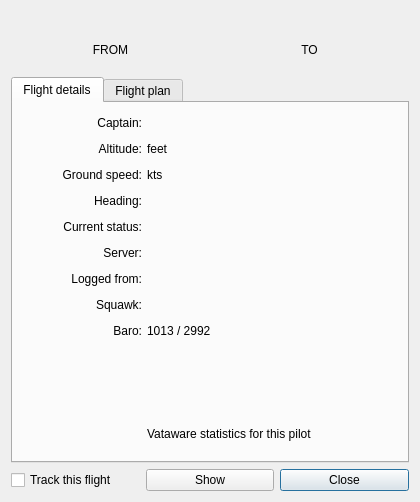
First picture: the form in source/ui/windows/flightdetailswindow.ui, repository Vatsinator/vatsinator-legacy, before the edit.
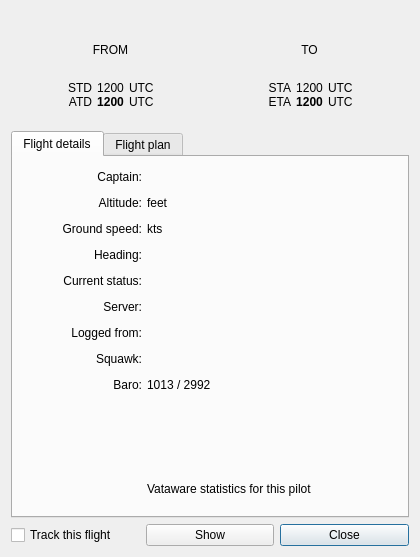
Second picture: the form after the edit. Icons and pictures are not drawn. Custom widgets are drawn as their Qt base class.

Commit message: Added flight times calculation: STD, ATD, STA and ETA.

```diff
--- a/source/ui/windows/flightdetailswindow.ui
+++ b/source/ui/windows/flightdetailswindow.ui
@@ -10,7 +10,7 @@
     <x>0</x>
     <y>0</y>
     <width>420</width>
-    <height>502</height>
+    <height>557</height>
    </rect>
   </property>
   <property name="windowTitle">
@@ -139,8 +139,259 @@
        </item>
       </layout>
      </item>
+     <item>
+      <widget class="QWidget" name="widget_2" native="true">
+       <property name="minimumSize">
+        <size>
+         <width>0</width>
+         <height>10</height>
+        </size>
+       </property>
+      </widget>
+     </item>
+     <item>
+      <layout class="QHBoxLayout" name="horizontalLayout_5">
+       <item>
+        <layout class="QHBoxLayout" name="horizontalLayout_9">
+         <property name="spacing">
+          <number>5</number>
+         </property>
+         <item>
+          <widget class="QLabel" name="StdLabel">
+           <property name="toolTip">
+            <string extracomment="Shortcut expansion for &quot;STD&quot;">Sheduled Time of Departure</string>
+           </property>
+           <property name="text">
+            <string notr="true">STD</string>
+           </property>
+           <property name="alignment">
+            <set>Qt::AlignBottom|Qt::AlignRight|Qt::AlignTrailing</set>
+           </property>
+           <property name="margin">
+            <number>1</number>
+           </property>
+          </widget>
+         </item>
+         <item>
+          <widget class="QLabel" name="PlannedDepartureTimeLabel">
+           <property name="sizePolicy">
+            <sizepolicy hsizetype="Maximum" vsizetype="Preferred">
+             <horstretch>0</horstretch>
+             <verstretch>0</verstretch>
+            </sizepolicy>
+           </property>
+           <property name="text">
+            <string notr="true">1200</string>
+           </property>
+           <property name="alignment">
+            <set>Qt::AlignBottom|Qt::AlignHCenter</set>
+           </property>
+          </widget>
+         </item>
+         <item>
+          <widget class="QLabel" name="StdUtcLabel">
+           <property name="text">
+            <string notr="true">UTC</string>
+           </property>
+           <property name="alignment">
+            <set>Qt::AlignBottom|Qt::AlignLeading|Qt::AlignLeft</set>
+           </property>
+           <property name="margin">
+            <number>1</number>
+           </property>
+          </widget>
+         </item>
+        </layout>
+       </item>
+       <item>
+        <layout class="QHBoxLayout" name="horizontalLayout_6">
+         <property name="spacing">
+          <number>5</number>
+         </property>
+         <item>
+          <widget class="QLabel" name="StaLabel">
+           <property name="toolTip">
+            <string extracomment="Shortuct expansion for &quot;STA&quot;">Sheduled Time of Arrival</string>
+           </property>
+           <property name="text">
+            <string>STA</string>
+           </property>
+           <property name="alignment">
+            <set>Qt::AlignBottom|Qt::AlignRight|Qt::AlignTrailing</set>
+           </property>
+           <property name="margin">
+            <number>1</number>
+           </property>
+          </widget>
+         </item>
+         <item>
+          <widget class="QLabel" name="PlannedArrivalTimeLabel">
+           <property name="sizePolicy">
+            <sizepolicy hsizetype="Maximum" vsizetype="Preferred">
+             <horstretch>0</horstretch>
+             <verstretch>0</verstretch>
+            </sizepolicy>
+           </property>
+           <property name="text">
+            <string>1200</string>
+           </property>
+           <property name="alignment">
+            <set>Qt::AlignBottom|Qt::AlignHCenter</set>
+           </property>
+           <property name="margin">
+            <number>1</number>
+           </property>
+          </widget>
+         </item>
+         <item>
+          <widget class="QLabel" name="StaUtcLabel">
+           <property name="text">
+            <string notr="true">UTC</string>
+           </property>
+           <property name="alignment">
+            <set>Qt::AlignBottom|Qt::AlignLeading|Qt::AlignLeft</set>
+           </property>
+           <property name="margin">
+            <number>1</number>
+           </property>
+          </widget>
+         </item>
+        </layout>
+       </item>
+      </layout>
+     </item>
+     <item>
+      <layout class="QHBoxLayout" name="horizontalLayout_4">
+       <item>
+        <layout class="QHBoxLayout" name="horizontalLayout_11">
+         <property name="spacing">
+          <number>5</number>
+         </property>
+         <item>
+          <widget class="QLabel" name="AtdLabel">
+           <property name="toolTip">
+            <string extracomment="Shortcut expansion for &quot;ATD&quot;">Actual Time of Departure</string>
+           </property>
+           <property name="text">
+            <string notr="true">ATD</string>
+           </property>
+           <property name="alignment">
+            <set>Qt::AlignBottom|Qt::AlignRight|Qt::AlignTrailing</set>
+           </property>
+           <property name="margin">
+            <number>1</number>
+           </property>
+          </widget>
+         </item>
+         <item>
+          <widget class="QLabel" name="ActualDepartureTimeLabel">
+           <property name="sizePolicy">
+            <sizepolicy hsizetype="Maximum" vsizetype="Preferred">
+             <horstretch>0</horstretch>
+             <verstretch>0</verstretch>
+            </sizepolicy>
+           </property>
+           <property name="font">
+            <font>
+             <weight>75</weight>
+             <bold>true</bold>
+            </font>
+           </property>
+           <property name="text">
+            <string notr="true">1200</string>
+           </property>
+           <property name="alignment">
+            <set>Qt::AlignBottom|Qt::AlignHCenter</set>
+           </property>
+          </widget>
+         </item>
+         <item>
+          <widget class="QLabel" name="AtdUtcLabel">
+           <property name="text">
+            <string notr="true">UTC</string>
+           </property>
+           <property name="alignment">
+            <set>Qt::AlignBottom|Qt::AlignLeading|Qt::AlignLeft</set>
+           </property>
+           <property name="margin">
+            <number>1</number>
+           </property>
+          </widget>
+         </item>
+        </layout>
+       </item>
+       <item>
+        <layout class="QHBoxLayout" name="horizontalLayout_10">
+         <property name="spacing">
+          <number>5</number>
+         </property>
+         <item>
+          <widget class="QLabel" name="EtaLabel">
+           <property name="toolTip">
+            <string extracomment="Shortcut expansion for &quot;ETA&quot;">Estimated Time of Arrival</string>
+           </property>
+           <property name="text">
+            <string notr="true">ETA</string>
+           </property>
+           <property name="alignment">
+            <set>Qt::AlignBottom|Qt::AlignRight|Qt::AlignTrailing</set>
+           </property>
+           <property name="margin">
+            <number>1</number>
+           </property>
+          </widget>
+         </item>
+         <item>
+          <widget class="QLabel" name="EstimatedArrivalTimeLabel">
+           <property name="sizePolicy">
+            <sizepolicy hsizetype="Maximum" vsizetype="Preferred">
+             <horstretch>0</horstretch>
+             <verstretch>0</verstretch>
+            </sizepolicy>
+           </property>
+           <property name="font">
+            <font>
+             <weight>75</weight>
+             <bold>true</bold>
+            </font>
+           </property>
+           <property name="text">
+            <string>1200</string>
+           </property>
+           <property name="alignment">
+            <set>Qt::AlignBottom|Qt::AlignHCenter</set>
+           </property>
+          </widget>
+         </item>
+         <item>
+          <widget class="QLabel" name="EtaUtcLabel">
+           <property name="text">
+            <string notr="true">UTC</string>
+           </property>
+           <property name="alignment">
+            <set>Qt::AlignBottom|Qt::AlignLeading|Qt::AlignLeft</set>
+           </property>
+           <property name="margin">
+            <number>1</number>
+           </property>
+          </widget>
+         </item>
+        </layout>
+       </item>
+      </layout>
+     </item>
     </layout>
    </item>
+   <item>
+    <widget class="QWidget" name="widget" native="true">
+     <property name="minimumSize">
+      <size>
+       <width>0</width>
+       <height>10</height>
+      </size>
+     </property>
+    </widget>
+   </item>
    <item>
     <widget class="QTabWidget" name="InfoTab">
      <property name="currentIndex">
```
The commit also changes 3 other files.
